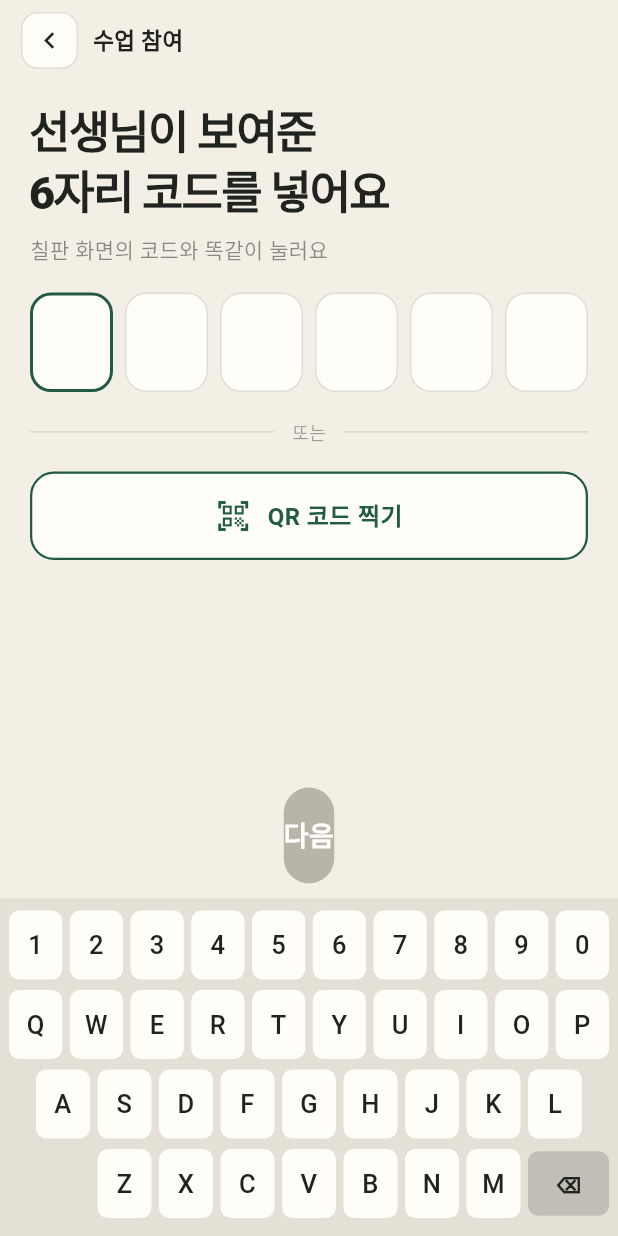
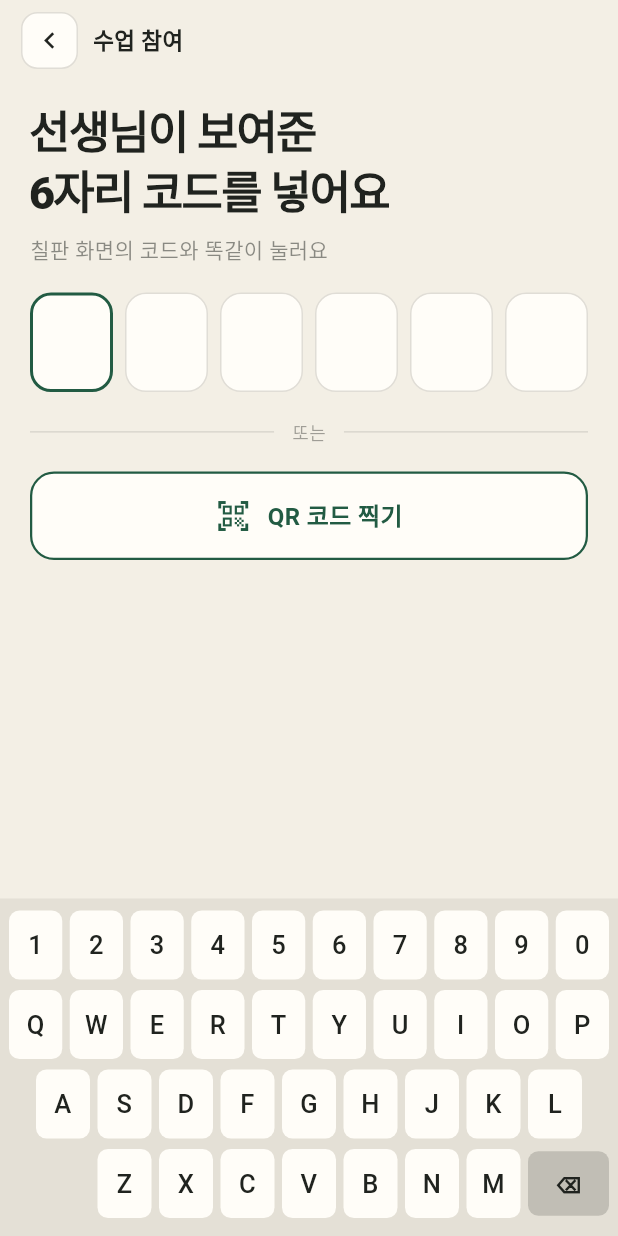
Before and after one commit to LSH1218/moamal-flutter, a Flutter app: the JoinScreen screen opened directly, on a phone screen of 412 x 824 dp. Run offline on Flutter 3.47's test engine with Material 3 defaults, Android fonts, the phone set to English and light mode, and no system bars; our stand-ins replace app_links, cloud_firestore, firebase_auth, firebase_core, firebase_remote_config, google_sign_in and 4 more; missing offline and left inert: flutter_naver_login, kakao_flutter_sdk_user, mobile_scanner, record; accounts and stored records are empty.

Commit message:
fix: 코드 입력 다음 버튼 제거, 6자리 입력 시 자동 확인 (Gemini-1-Join-04)
세션 코드는 길이가 6으로 고정이라 마지막 글자가 들어온 순간 확인할 수 있다.
QR 경로는 이미 _scanQr()에서 _verify()를 직접 불러 버튼 없이 진행하고
있었으므로, 같은 화면의 두 진입 방식이 서로 다르게 동작하던 것을 맞췄다.

- _addChar()에서 6자리가 되면 _verify() 자동 호출
- _buildNextButton()과 canNext 변수 삭제 — 사재 코드로 남기지 않는다
- 확인 중 표시를 부제 자리로 이관. 원래 버튼 안 스피너가 담당했다.
  _isVerifying이면 13dp 스피너 + "코드를 확인하고 있어요"(kGreen)
- 비활성 회색 버튼이 점유하던 약 70dp가 회수되어 Join-02도 여유가 생겼다

Gemini-1-Join-01 · 02 · 03 실기기 통과 확인 반영 (SM-A305N)

flutter analyze 신규 오류 0건

Co-Authored-By: Claude Opus 5 <noreply@anthropic.com>

```diff
--- a/lib/screens/student/join_screen.dart
+++ b/lib/screens/student/join_screen.dart
@@ -53,6 +53,9 @@ class _JoinScreenState extends State<JoinScreen> {
       _chars.add(c);
       _hasError = false;
     });
+    // 코드가 정확히 6자리라 마지막 글자가 들어온 순간 확인할 수 있다.
+    // QR 경로는 이미 버튼 없이 자동 진행하므로 두 경로를 맞춘다 (Gemini-1-Join-04).
+    if (_chars.length == 6) _verify();
   }
 
   void _del() {
@@ -124,16 +127,13 @@ class _JoinScreenState extends State<JoinScreen> {
 
   @override
   Widget build(BuildContext context) {
-    final canNext = _chars.length == 6 && !_isVerifying && !_hasError;
-
     return Scaffold(
       backgroundColor: kGround,
       body: SafeArea(
         child: LayoutBuilder(
           builder: (context, constraints) {
-            // 키패드가 고정 높이면 좀은 화면에서 코드 칸과 QR 버튼을
-            // 밀어낸다. 가용 높이의 34%를 상한으로 잡고 키 높이를
-            // 역산한다 (Gemini-1-Join-02).
+            // 키패드가 고정 높이면 좁은 화면에서 코드 칸과 QR 버튼을
+            // 밀어낸다. 가용 높이에서 키 높이를 역산한다 (Gemini-1-Join-02).
             final keyPadV = _keyPadV(constraints.maxHeight);
             return Column(
               children: [
@@ -143,7 +143,6 @@ class _JoinScreenState extends State<JoinScreen> {
                     child: _buildContent(),
                   ),
                 ),
-                _buildNextButton(canNext),
                 _buildKeyboard(keyPadV),
               ],
             );
@@ -240,12 +239,35 @@ class _JoinScreenState extends State<JoinScreen> {
             ),
           ),
           SizedBox(height: narrow ? 6 : 8),
-          Text(
-            '칠판 화면의 코드와 똑같이 눌러요',
-            style: TextStyle(
-              fontSize: 14,
-              color: kInk.withValues(alpha: 0.5),
-            ),
+          // 확인 중 표시는 원래 [다음] 버튼 안에 있었다.
+          // 버튼을 없았으므로 부제 자리에서 상태를 알린다.
+          Row(
+            children: [
+              if (_isVerifying) ...[
+                const SizedBox(
+                  width: 13,
+                  height: 13,
+                  child: CircularProgressIndicator(
+                      strokeWidth: 2, color: kGreen),
+                ),
+                const SizedBox(width: 8),
+              ],
+              Flexible(
+                child: Text(
+                  _isVerifying
+                      ? '코드를 확인하고 있어요'
+                      : '칠판 화면의 코드와 똑같이 눌러요',
+                  style: TextStyle(
+                    fontSize: 14,
+                    fontWeight:
+                        _isVerifying ? FontWeight.w700 : FontWeight.w400,
+                    color: _isVerifying
+                        ? kGreen
+                        : kInk.withValues(alpha: 0.5),
+                  ),
+                ),
+              ),
+            ],
           ),
           SizedBox(height: gap),
           _buildCodeCells(),
@@ -385,40 +407,6 @@ class _JoinScreenState extends State<JoinScreen> {
 
   // ── [다음] button ──────────────────────────────────────────────────────────
 
-  Widget _buildNextButton(bool canNext) {
-    return Padding(
-      padding: EdgeInsets.fromLTRB(14, 0, 14, context.isNarrow ? 6 : 10),
-      child: GestureDetector(
-        onTap: canNext ? _verify : null,
-        child: Container(
-          padding:
-              EdgeInsets.symmetric(vertical: context.isNarrow ? 15 : 19),
-          decoration: BoxDecoration(
-            color: canNext ? kGreen : kDisabled,
-            borderRadius: BorderRadius.circular(18),
-          ),
-          child: _isVerifying
-              ? const Center(
-                  child: SizedBox(
-                    width: 22,
-                    height: 22,
-                    child: CircularProgressIndicator(
-                        strokeWidth: 2.5, color: Colors.white),
-                  ),
-                )
-              : const Text(
-                  '다음',
-                  textAlign: TextAlign.center,
-                  style: TextStyle(
-                    fontSize: 18,
-                    fontWeight: FontWeight.w700,
-                    color: Colors.white,
-                  ),
-                ),
-        ),
-      ),
-    );
-  }
 
   // ── Custom keyboard ────────────────────────────────────────────────────────
 
```
Also changed, not shown: 1 other file.
